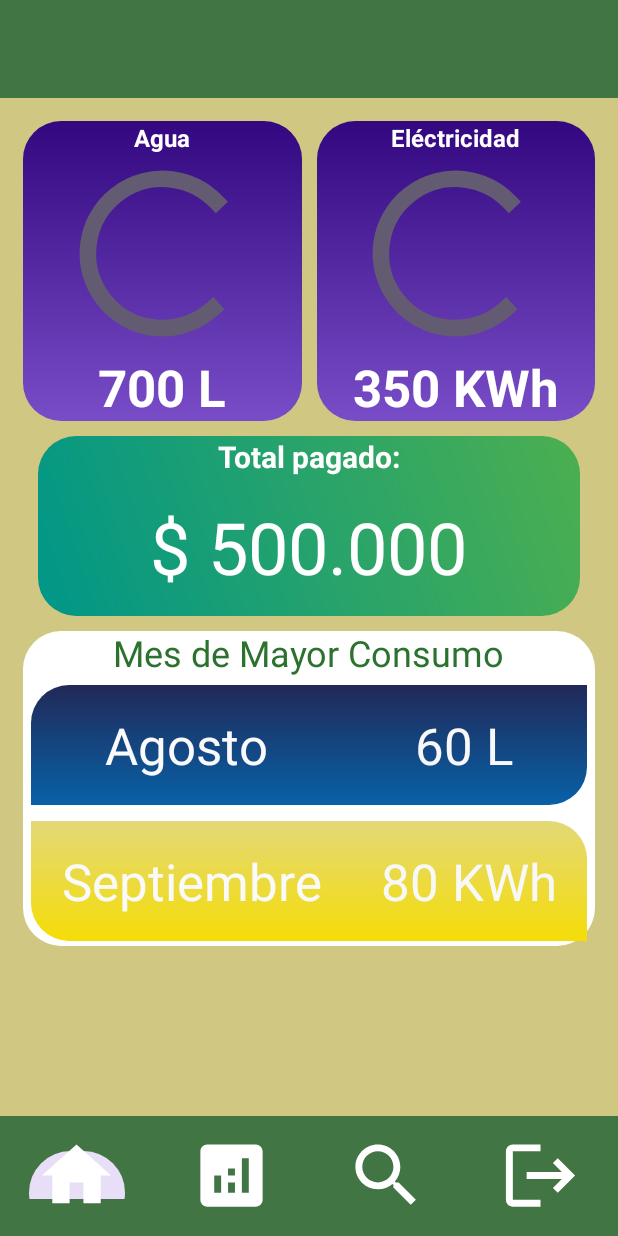
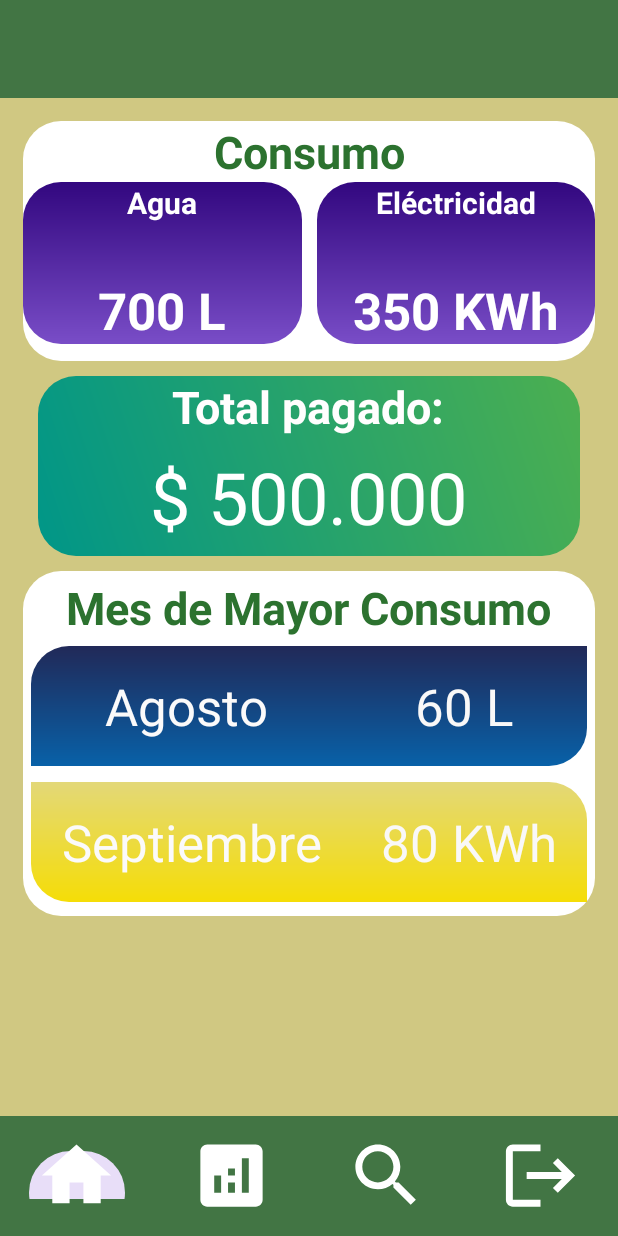
Before and after one commit to luispipe/AhorraVoltios_01, an Android app: the StatisticsActivity screen opened directly, with no data from a screen before it, on a phone screen of 412 x 824 dp. Run offline under Robolectric (Android 15) with nearby library versions, the phone set to English and light mode, and no system bars.

Commit message:
V4.1 Commit

```diff
--- a/app/src/main/res/layout/activity_statistics.xml
+++ b/app/src/main/res/layout/activity_statistics.xml
@@ -25,12 +25,28 @@
 
         <LinearLayout
             android:layout_width="match_parent"
-            android:layout_height="200dp"
+            android:layout_height="160dp"
+            android:background="@drawable/shape_rectangular"
+            android:orientation="vertical">
+
+            <TextView
+                android:id="@+id/tvConsume"
+                android:layout_width="match_parent"
+                android:layout_height="wrap_content"
+                android:text="Consumo"
+                android:textAlignment="center"
+                android:textColor="#2C722F"
+                android:textSize="30sp"
+                android:textStyle="bold" />
+
+            <LinearLayout
+                android:layout_width="match_parent"
+                android:layout_height="wrap_content"
                 android:orientation="horizontal">
 
                 <LinearLayout
                     android:layout_width="match_parent"
-                android:layout_height="match_parent"
+                    android:layout_height="wrap_content"
                     android:layout_weight="1"
                     android:background="@drawable/gradient_total"
                     android:gravity="center_horizontal"
@@ -44,24 +60,14 @@
                         android:layout_height="wrap_content"
                         android:text="Agua"
                         android:textColor="#FFFFFF"
-                    android:textSize="16sp"
+                        android:textSize="20sp"
                         android:textStyle="bold" />
-
-                <ProgressBar
-                    android:id="@+id/progressBarWater"
-                    style="?android:attr/progressBarStyle"
-                    android:layout_width="match_parent"
-                    android:layout_height="wrap_content"
-                    android:layout_weight="1"
-                    android:indeterminate="false"
-                    android:max="100"
-                    android:progress="50"
-                    android:progressTint="#FFEB3B" />
 
                     <TextView
                         android:id="@+id/tv_total_water"
                         android:layout_width="wrap_content"
                         android:layout_height="wrap_content"
+                        android:layout_marginTop="35dp"
                         android:text="700 L"
                         android:textColor="#FFFFFF"
                         android:textSize="34sp"
@@ -74,7 +80,7 @@
 
                 <LinearLayout
                     android:layout_width="match_parent"
-                android:layout_height="match_parent"
+                    android:layout_height="wrap_content"
                     android:layout_weight="1"
                     android:background="@drawable/gradient_total"
                     android:gravity="center_horizontal"
@@ -86,24 +92,14 @@
                         android:layout_height="wrap_content"
                         android:text="Eléctricidad"
                         android:textColor="#FFFFFF"
-                    android:textSize="16sp"
+                        android:textSize="20sp"
                         android:textStyle="bold" />
-
-                <ProgressBar
-                    android:id="@+id/progressBarElectricity"
-                    style="?android:attr/progressBarStyle"
-                    android:layout_width="match_parent"
-                    android:layout_height="wrap_content"
-                    android:layout_weight="1"
-                    android:indeterminate="false"
-                    android:max="100"
-                    android:progress="30"
-                    android:progressTint="#FFEB3B" />
 
                     <TextView
                         android:id="@+id/tv_total_electricity"
                         android:layout_width="wrap_content"
                         android:layout_height="wrap_content"
+                        android:layout_marginTop="35dp"
                         android:text="350 KWh"
                         android:textColor="#FFFFFF"
                         android:textSize="34sp"
@@ -112,7 +108,7 @@
 
                 </LinearLayout>
             </LinearLayout>
-
+        </LinearLayout>
         <LinearLayout
             android:layout_width="match_parent"
             android:layout_height="120dp"
@@ -127,7 +123,7 @@
                 android:layout_height="wrap_content"
                 android:text="Total pagado:"
                 android:textColor="#FFFEFE"
-                android:textSize="20sp"
+                android:textSize="30sp"
                 android:textStyle="bold" />
 
             <TextView
@@ -144,7 +140,7 @@
 
         <LinearLayout
             android:layout_width="match_parent"
-            android:layout_height="210dp"
+            android:layout_height="230dp"
             android:background="@drawable/shape_rectangular"
             android:gravity="center"
             android:orientation="vertical">
@@ -155,7 +151,8 @@
                 android:layout_height="wrap_content"
                 android:text="Mes de Mayor Consumo"
                 android:textColor="#2C722F"
-                android:textSize="24sp" />
+                android:textSize="30sp"
+                android:textStyle="bold" />
 
             <LinearLayout
                 android:layout_width="match_parent"
```
Lines whose indentation alone changed are shown as unchanged.
